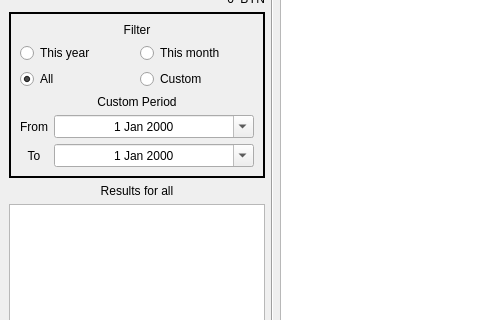
Above: ui_templates/windows/main_window.ui from IliaSuponeff/StudentsAccounting before the change; both pictures show x 0 to 480 and y 93 to 413 of the 960 by 640 pixel window. Below: the same form after it.
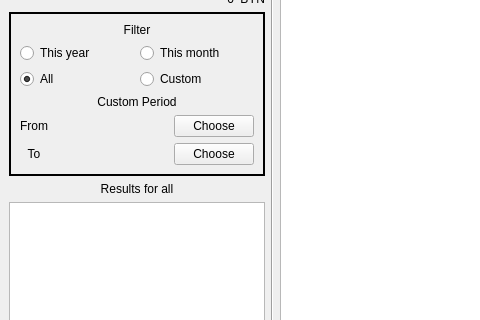
That is the form after the change.

Commit message: update_filter_views

The edit to the form file:
```diff
--- a/ui_templates/windows/main_window.ui
+++ b/ui_templates/windows/main_window.ui
@@ -298,44 +298,6 @@
              </property>
             </widget>
            </item>
-           <item row="0" column="1">
-            <widget class="QDateEdit" name="from_date_filter_de">
-             <property name="sizePolicy">
-              <sizepolicy hsizetype="Preferred" vsizetype="Fixed">
-               <horstretch>0</horstretch>
-               <verstretch>0</verstretch>
-              </sizepolicy>
-             </property>
-             <property name="alignment">
-              <set>Qt::AlignCenter</set>
-             </property>
-             <property name="buttonSymbols">
-              <enum>QAbstractSpinBox::NoButtons</enum>
-             </property>
-             <property name="calendarPopup">
-              <bool>true</bool>
-             </property>
-            </widget>
-           </item>
-           <item row="1" column="1">
-            <widget class="QDateEdit" name="to_date_filter_de">
-             <property name="sizePolicy">
-              <sizepolicy hsizetype="Preferred" vsizetype="Fixed">
-               <horstretch>0</horstretch>
-               <verstretch>0</verstretch>
-              </sizepolicy>
-             </property>
-             <property name="alignment">
-              <set>Qt::AlignCenter</set>
-             </property>
-             <property name="buttonSymbols">
-              <enum>QAbstractSpinBox::NoButtons</enum>
-             </property>
-             <property name="calendarPopup">
-              <bool>true</bool>
-             </property>
-            </widget>
-           </item>
            <item row="1" column="0">
             <widget class="QLabel" name="info_lbl_5">
              <property name="text">
@@ -346,6 +308,64 @@
              </property>
             </widget>
            </item>
+           <item row="0" column="2">
+            <widget class="QPushButton" name="choose_from_date_btn">
+             <property name="sizePolicy">
+              <sizepolicy hsizetype="Maximum" vsizetype="Fixed">
+               <horstretch>0</horstretch>
+               <verstretch>0</verstretch>
+              </sizepolicy>
+             </property>
+             <property name="text">
+              <string>Choose</string>
+             </property>
+            </widget>
+           </item>
+           <item row="1" column="2">
+            <widget class="QPushButton" name="choose_to_date_btn">
+             <property name="sizePolicy">
+              <sizepolicy hsizetype="Maximum" vsizetype="Fixed">
+               <horstretch>0</horstretch>
+               <verstretch>0</verstretch>
+              </sizepolicy>
+             </property>
+             <property name="text">
+              <string>Choose</string>
+             </property>
+            </widget>
+           </item>
+           <item row="0" column="1">
+            <widget class="QLabel" name="from_date_lbl">
+             <property name="sizePolicy">
+              <sizepolicy hsizetype="Minimum" vsizetype="Preferred">
+               <horstretch>0</horstretch>
+               <verstretch>0</verstretch>
+              </sizepolicy>
+             </property>
+             <property name="text">
+              <string/>
+             </property>
+             <property name="alignment">
+              <set>Qt::AlignCenter</set>
+             </property>
+            </widget>
+           </item>
+           <item row="1" column="1">
+            <widget class="QLabel" name="to_date_lbl">
+             <property name="sizePolicy">
+              <sizepolicy hsizetype="Minimum" vsizetype="Preferred">
+               <horstretch>0</horstretch>
+               <verstretch>0</verstretch>
+              </sizepolicy>
+             </property>
+             <property name="text">
+              <string/>
+             </property>
+             <property name="alignment">
+              <set>Qt::AlignCenter</set>
+             </property>
+            </widget>
+           </item>
           </layout>
          </item>
         </layout>
```
Left out of the diff: 2 changed lines with no effect on the pictures. The commit also changes 4 other files.
